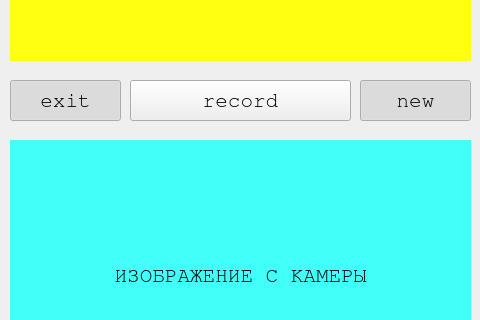
Before: the Qt Designer form main_window.ui in valvals/uv, drawn with Qt 5; both pictures show x 0 to 480 and y 300 to 620 of the 480 by 800 pixel window.
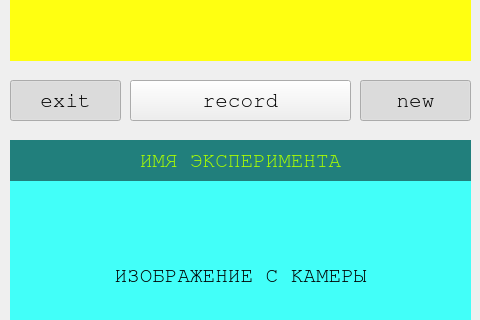
After: the same form once the commit is applied. Custom widgets are drawn as their Qt base class.

Commit message: show experiment name

Diff of the .ui file:
```diff
--- a/main_window.ui
+++ b/main_window.ui
@@ -347,6 +347,26 @@
      <bool>true</bool>
     </property>
    </widget>
+   <widget class="QLabel" name="label_experiment_name">
+    <property name="geometry">
+     <rect>
+      <x>10</x>
+      <y>440</y>
+      <width>461</width>
+      <height>41</height>
+     </rect>
+    </property>
+    <property name="styleSheet">
+     <string notr="true">background-color: rgb(0, 0, 0,128);
+color: rgb(170, 255, 0);</string>
+    </property>
+    <property name="text">
+     <string>ИМЯ ЭКСПЕРИМЕНТА</string>
+    </property>
+    <property name="alignment">
+     <set>Qt::AlignCenter</set>
+    </property>
+   </widget>
    <zorder>widget_plot</zorder>
    <zorder>comboBox_objects</zorder>
    <zorder>label_camera</zorder>
@@ -358,6 +378,7 @@
    <zorder>pushButton_spectr</zorder>
    <zorder>comboBox_mode</zorder>
    <zorder>pushButton_spectr_create_new_experiment</zorder>
+   <zorder>label_experiment_name</zorder>
   </widget>
  </widget>
  <customwidgets>
```
The commit also changes 1 other file.
